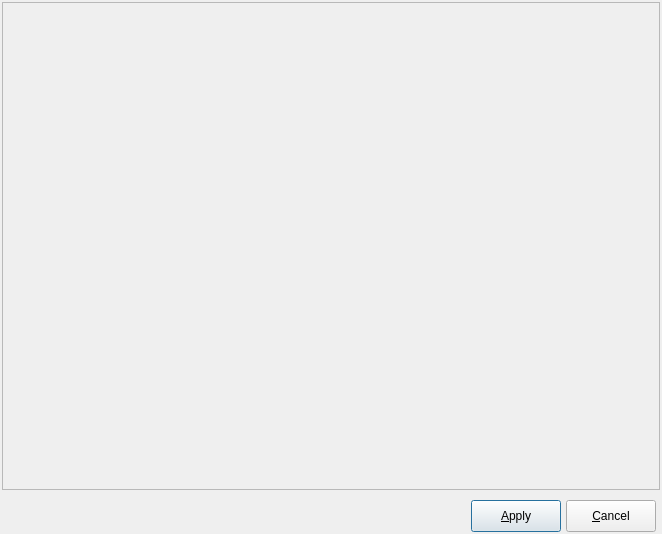
Above: libpgmodeler_ui/ui/baseform.ui from pgmodeler/pgmodeler before the change. Below: the same form after it.
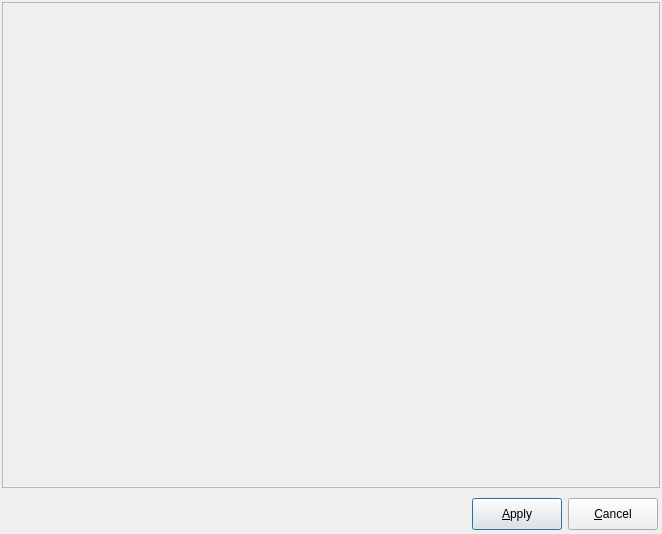
That is the form after the change. Icons and pictures are not drawn.

The edit to the form file:
```diff
--- a/libpgmodeler_ui/ui/baseform.ui
+++ b/libpgmodeler_ui/ui/baseform.ui
@@ -82,22 +82,19 @@
       <item row="0" column="0">
        <layout class="QGridLayout" name="buttons_lt">
         <property name="leftMargin">
-         <number>4</number>
+         <number>2</number>
         </property>
         <property name="topMargin">
          <number>2</number>
         </property>
         <property name="rightMargin">
-         <number>4</number>
+         <number>2</number>
         </property>
         <property name="bottomMargin">
-         <number>0</number>
+         <number>2</number>
         </property>
-        <property name="horizontalSpacing">
-         <number>5</number>
-        </property>
-        <property name="verticalSpacing">
-         <number>0</number>
+        <property name="spacing">
+         <number>6</number>
         </property>
         <item row="0" column="0">
          <widget class="QLabel" name="label">
```
